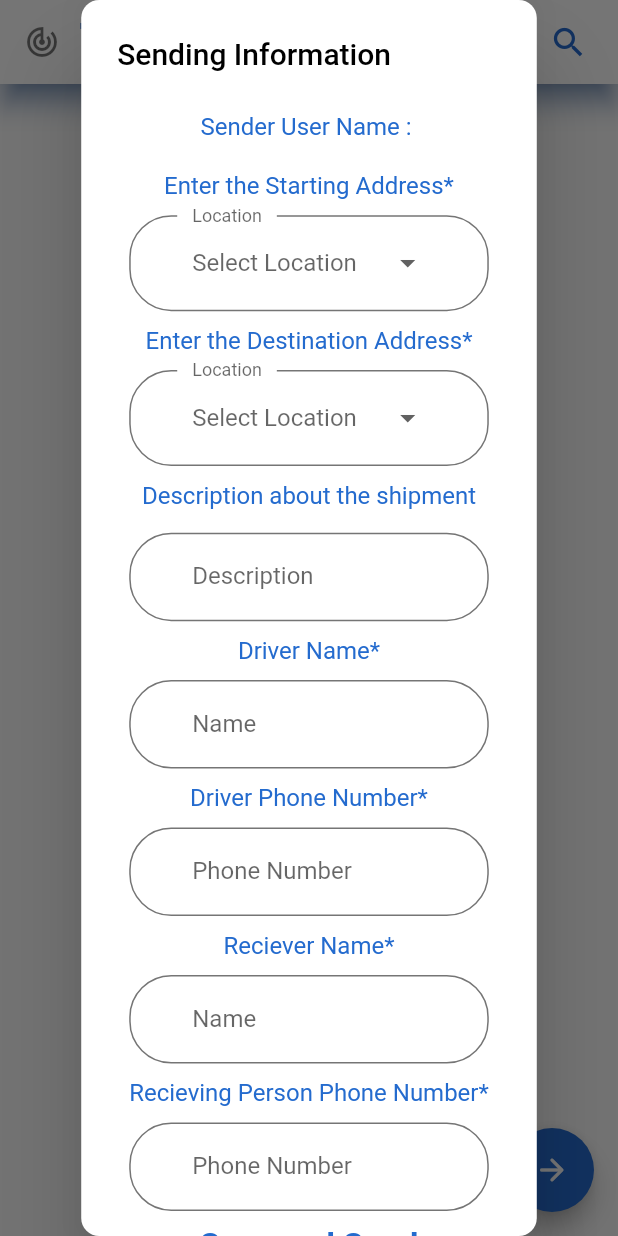
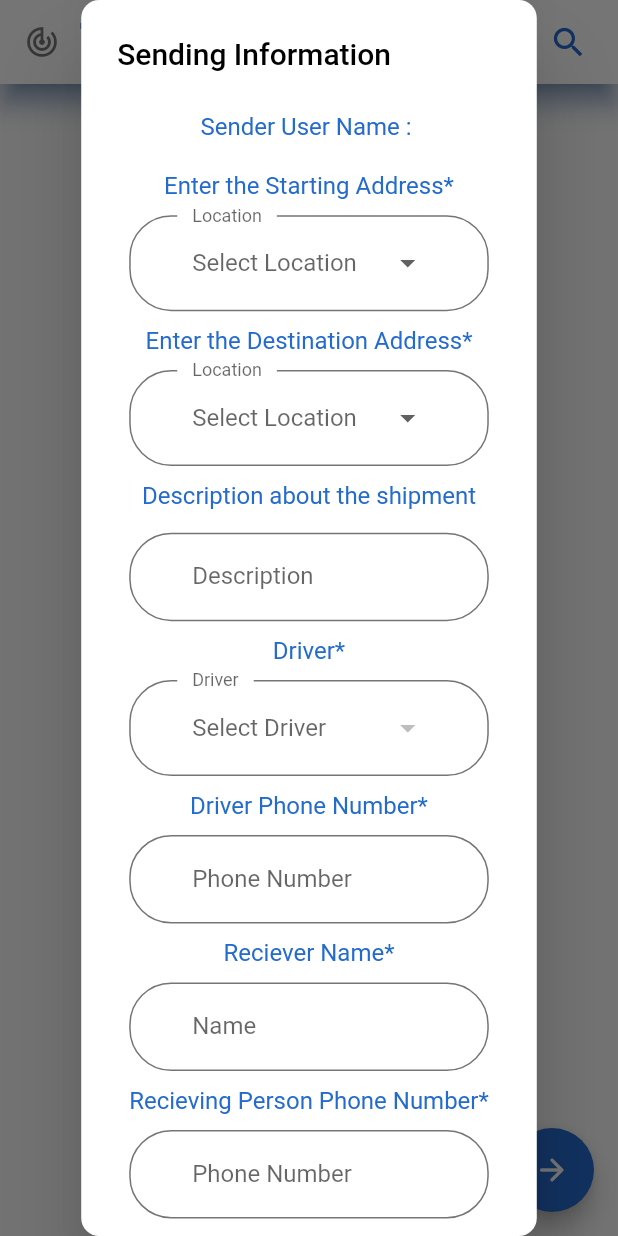
Before and after one commit to faizansid7/FYP-Tracker360, a Flutter app: the TagsBody screen opened directly, after a tap on the "arrow forward" icon, on a phone screen of 412 x 824 dp. Run offline on Flutter 3.47's test engine with Material 2 defaults, Android fonts, the phone set to English and light mode, and no system bars; our stand-ins replace cloud_firestore, curved_navigation_bar, firebase_auth, flutter_blue, flutter_spinkit, flutter_svg and 3 more; missing offline and left inert: flutter_sms; accounts and stored records are empty; Roboto replaces fonts that are missing (Mulish).

Commit message:
Last Driver Email work done, Tag list formatted

```diff
--- a/lib/Firebase/database.dart
+++ b/lib/Firebase/database.dart
@@ -104,4 +104,14 @@ class DatabaseService {
       return null;
     }
   }
+
+  Future<List> geDrivers() async {
+    List data = [];
+    QuerySnapshot a = await driverCollection.getDocuments();
+    a.documents.forEach((element) {
+      var obj = {element.data["name"], element.data["email"]};
+      data.add(obj);
+    });
+    return data;
+  }
 }
--- a/lib/models/shipmentFromSender.dart
+++ b/lib/models/shipmentFromSender.dart
@@ -6,7 +6,7 @@ class ShipmentFromSender {
   int driverPhone;
   int recieverPhone;
   String description;
-  String driverName;
+  String driverEmail;
   String recieverName;
   List /* <BluetoothDevice> */ devicesList;
   var currentUsername;
@@ -17,7 +17,7 @@ class ShipmentFromSender {
       this.locStarting,
       this.description,
       this.devicesList,
-      this.driverName,
+      this.driverEmail,
       this.driverPhone,
       this.recieverName,
       this.recieverPhone});
@@ -28,7 +28,7 @@ class ShipmentFromSender {
       'ShipmentPickupLoc': locStarting,
       'ShipmentDropOff': locEnding,
       'Description_Shipment': description,
-      'DriverName': driverName,
+      'DriverEmail': driverEmail,
       'DriverPhoneNo.': driverPhone,
       'RecieverName': recieverName,
       'RecieverPhoneNO.': recieverPhone,
--- a/lib/screens/dashboard_devices_continue/components/body.dart
+++ b/lib/screens/dashboard_devices_continue/components/body.dart
@@ -31,6 +31,7 @@ class _TagsBodyState extends State<TagsBody> {
   void initState() {
     getUserID();
     super.initState();
+    populateDrivers();
     // userID = (await FirebaseAuth.instance.currentUser()).uid;
     widget.flutterBlue.connectedDevices
         .asStream()
@@ -102,6 +103,13 @@ class _TagsBodyState extends State<TagsBody> {
   String description;
   String driverName;
   String recieverName;
+  String driverEmail;
+  List drivers;
+
+  Future<void> populateDrivers() async {
+    drivers = await DatabaseService().geDrivers();
+    // var a = 0;
+  }
 
   void addError({String error}) {
     if (!errors.contains(error))
@@ -148,6 +156,44 @@ class _TagsBodyState extends State<TagsBody> {
               items: location.map((value) {
                 return DropdownMenuItem<String>(
                     value: value, child: Text(value));
+              }).toList(),
+            )));
+      },
+    );
+  }
+
+  FormField driverField() {
+    return FormField<String>(
+      validator: (value) {
+        if (driverEmail == null) {
+          addError(error: "Add driver");
+          return "";
+        }
+        return null;
+      },
+      builder: (FormFieldState<String> state) {
+        return InputDecorator(
+            decoration: InputDecoration(
+              labelText: "Driver",
+              floatingLabelBehavior: FloatingLabelBehavior.auto,
+              // suffixIcon: CustomSurffixIcon(svgIcon: "assets/icons/address.svg"),
+            ),
+            child: DropdownButtonHideUnderline(
+                child: DropdownButton<String>(
+              value: driverEmail,
+              hint: Text("Select Driver"),
+              isDense: true,
+              onChanged: (newValue) {
+                removeError(error: "Add driver");
+                setState(() {
+                  driverEmail = newValue;
+
+                  state.didChange(newValue);
+                });
+              },
+              items: drivers.map((value) {
+                return DropdownMenuItem<String>(
+                    value: value.last, child: Text(value.first));
               }).toList(),
             )));
       },
@@ -312,34 +358,13 @@ class _TagsBodyState extends State<TagsBody> {
                               ),
                               // driver identification
                               Text(
-                                'Driver Name*',
+                                'Driver*',
                                 style: TextStyle(color: kPrimaryColor),
                               ),
                               SizedBox(
                                 height: getProportionateScreenHeight(10),
                               ),
-                              TextFormField(
-                                  keyboardType: TextInputType.name,
-                                  onSaved: (newValue) => driverName = newValue,
-                                  onChanged: (value) {
-                                    if (value.isNotEmpty) {
-                                      removeError(
-                                          error: kDriverNameError_Tagsbody);
-                                    }
-                                    return null;
-                                  },
-                                  validator: (value) {
-                                    if (value.isEmpty) {
-                                      addError(
-                                          error: kDriverNameError_Tagsbody);
-
-                                      return "";
-                                    }
-                                    return null;
-                                  },
-                                  decoration:
-                                      InputDecoration(labelText: 'Name')),
-
+                              driverField(),
                               SizedBox(
                                 height: getProportionateScreenHeight(10),
                               ),
@@ -450,7 +475,7 @@ class _TagsBodyState extends State<TagsBody> {
                                             locStarting: _locStarting,
                                             description: description,
                                             devicesList: iTag,
-                                            driverName: driverName,
+                                            driverEmail: driverEmail,
                                             driverPhone: driverPhone,
                                             recieverName: recieverName,
                                             recieverPhone: recieverPhone);
```
Also changed, not shown: lib/screens/dashboard_reciever/shipment_recieve.dart (+10 -6 lines), lib/screens/dashboard_settings/settings.dart (+0 -21 lines).
